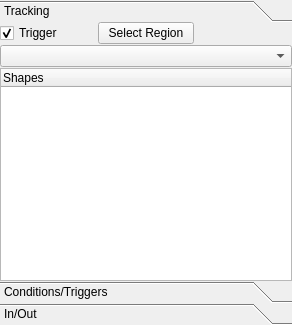
This is ui/tab_regionsUi.ui in wonkoderverstaendige/Spotter as Qt 5 draws it before an edit. The edited form follows.
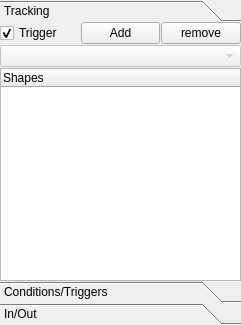
This is the edited form.

Commit message: Adding/removing basic geometric shapes to regions.

Diff of the .ui file:
```diff
--- a/ui/tab_regionsUi.ui
+++ b/ui/tab_regionsUi.ui
@@ -6,7 +6,7 @@
    <rect>
     <x>0</x>
     <y>0</y>
-    <width>292</width>
+    <width>241</width>
     <height>325</height>
    </rect>
   </property>
@@ -47,8 +47,8 @@
          <rect>
           <x>0</x>
           <y>0</y>
-          <width>290</width>
-          <height>260</height>
+          <width>239</width>
+          <height>248</height>
          </rect>
         </property>
         <attribute name="label">
@@ -71,6 +71,9 @@
            </property>
            <item row="1" column="0" colspan="3">
             <widget class="QComboBox" name="combo_Object">
+             <property name="enabled">
+              <bool>false</bool>
+             </property>
              <property name="editable">
               <bool>false</bool>
              </property>
@@ -87,7 +90,10 @@
             </widget>
            </item>
            <item row="2" column="0" colspan="3">
-            <widget class="QTreeWidget" name="tree_regions">
+            <widget class="QTreeWidget" name="tree_region_shapes">
+             <property name="indentation">
+              <number>0</number>
+             </property>
              <column>
               <property name="text">
                <string>Shapes</string>
@@ -96,15 +102,34 @@
             </widget>
            </item>
            <item row="0" column="1">
-            <widget class="QPushButton" name="btn_select_region">
+            <widget class="QPushButton" name="btn_add_shape">
+             <property name="minimumSize">
+              <size>
+               <width>30</width>
+               <height>0</height>
+              </size>
+             </property>
              <property name="text">
-              <string>Select Region</string>
+              <string>Add</string>
              </property>
              <property name="checkable">
               <bool>true</bool>
              </property>
             </widget>
            </item>
+           <item row="0" column="2">
+            <widget class="QPushButton" name="btn_remove_shape">
+             <property name="minimumSize">
+              <size>
+               <width>30</width>
+               <height>0</height>
+              </size>
+             </property>
+             <property name="text">
+              <string>remove</string>
+             </property>
+            </widget>
+           </item>
           </layout>
          </item>
         </layout>
```
Left out of the diff: 8 changed lines with no effect on the pictures. The commit also changes 16 other files.
